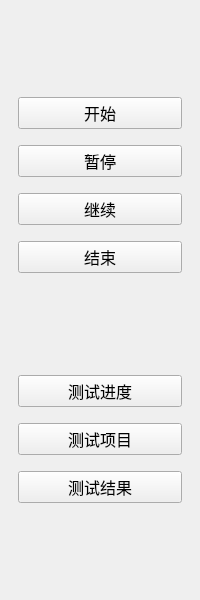
Above: IDC_TestSystem/common/toolbox/testtoolwid.ui from ChinaClever/IDC_TestSystem before the change. Below: the same form after it.
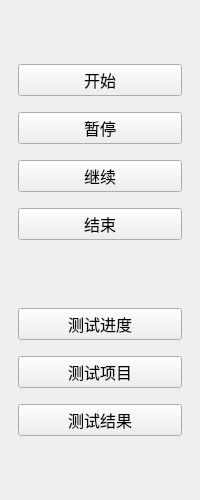
That is the form after the change.

```diff
--- a/IDC_TestSystem/common/toolbox/testtoolwid.ui
+++ b/IDC_TestSystem/common/toolbox/testtoolwid.ui
@@ -7,9 +7,15 @@
     <x>0</x>
     <y>0</y>
     <width>200</width>
-    <height>600</height>
+    <height>500</height>
    </rect>
   </property>
+  <property name="maximumSize">
+   <size>
+    <width>200</width>
+    <height>500</height>
+   </size>
+  </property>
   <property name="font">
    <font>
     <family>微软雅黑</family>
```
